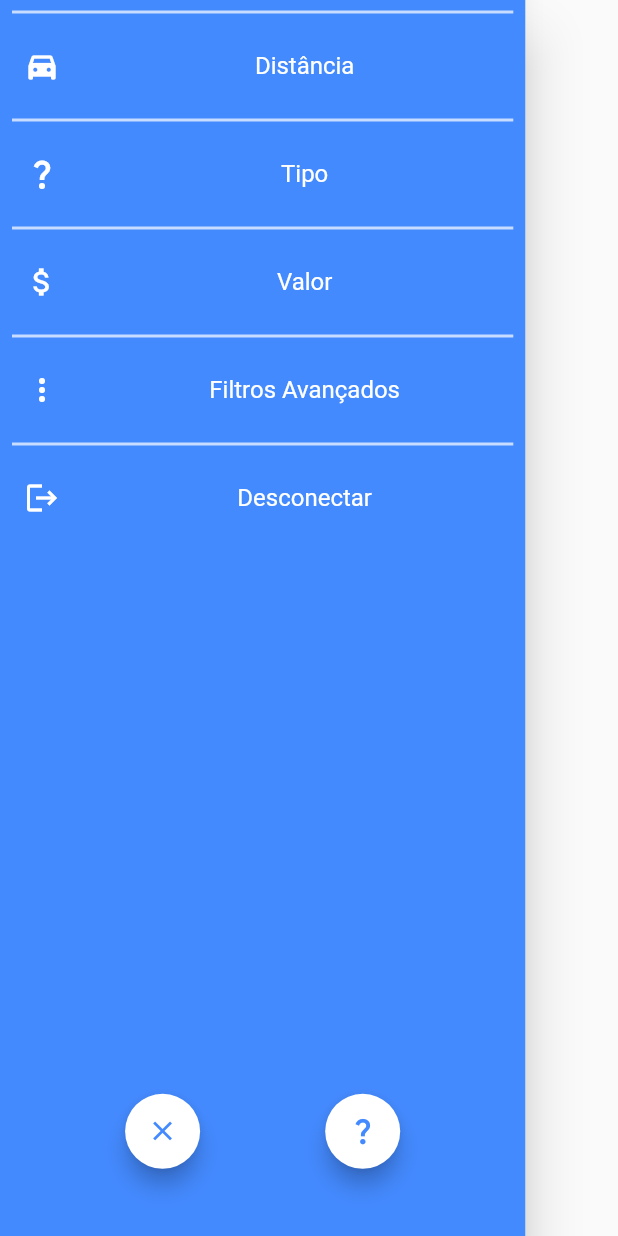
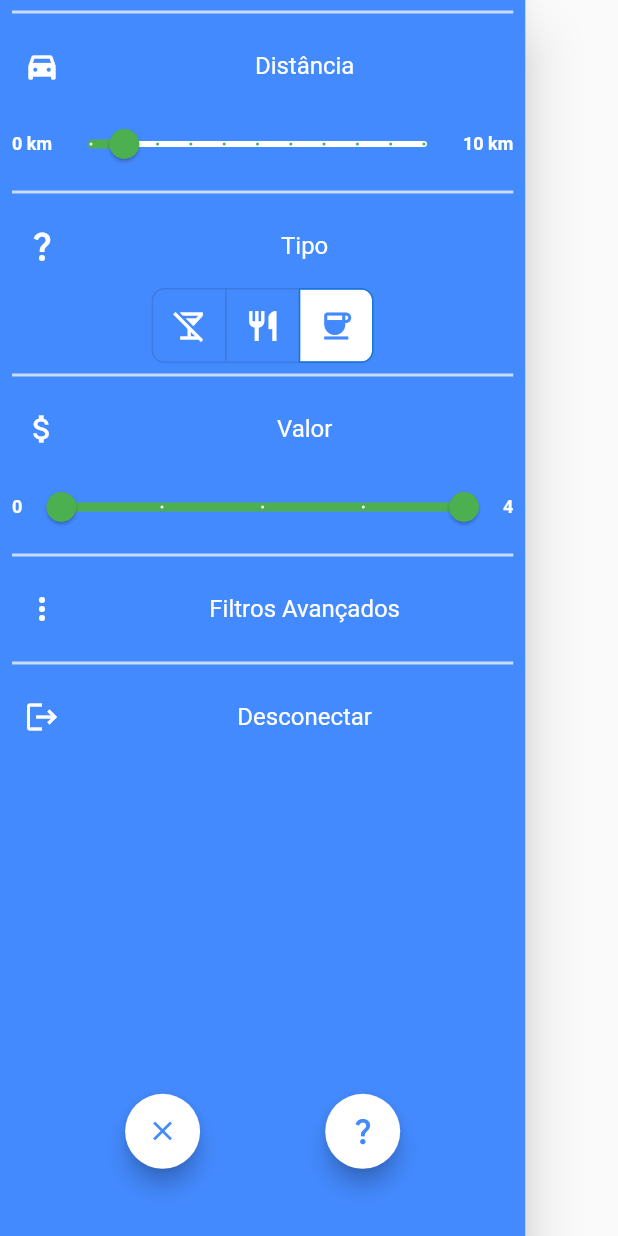
Before and after one commit to MikeJhoeB/placesToBe, a Flutter app: the SideMenu widget shown alone on an empty page, opened directly, on a phone screen of 412 x 824 dp. Run offline on Flutter 3.47's test engine with Material 2 defaults, Android fonts, the phone set to English and light mode, and no system bars; our stand-ins replace cloud_firestore, dio, firebase_auth, firebase_core, firebase_storage, flutter_signin_button and 4 more; missing offline and left inert: flutter_facebook_auth, flutter_polyline_points; accounts and stored records are empty.

Commit message:
- Criado os filtros de Distância, Tipo e Valor - Alterado a busca para usar os valores dos filtros de Distância e Valor - Alterado o request para buscar somente estabelecimentos abertos

```diff
--- a/lib/classes/MapsFunctions.dart
+++ b/lib/classes/MapsFunctions.dart
@@ -1,19 +1,31 @@
 import 'package:geolocator/geolocator.dart';
+import 'package:google_maps_flutter/google_maps_flutter.dart';
 import '../models/maps/Distance.dart';
 import '../models/maps/Places.dart';
 import '../repositorys/maps/Distance.dart';
 import '../repositorys/maps/Places.dart';
 
 class MapsFunctions {
-
   static Future<Distance?> getDistance(origem, destino) async {
     return await DistanceRepository()
         .getDirections(origem: origem, destino: destino);
   }
 
-  static Future<List<Places>?> getPlaces(origem, radius, type, keyword) async {
+  static Future<List<Places>?> getPlaces(
+      {required LatLng origem,
+      required int radius,
+      required String type,
+      required String? keyword,
+      required int? minprice,
+      required int? maxprice}) async {
     return await PlacesRepository().getPlaces(
-        origem: origem, radius: radius, type: type, keyword: keyword);
+      origem: origem,
+      radius: radius,
+      type: type,
+      keyword: keyword,
+      minprice: minprice,
+      maxprice: maxprice,
+    );
   }
 
   static Future<Position> getUserCurrentLocation() async {
--- a/lib/models/maps/Places.dart
+++ b/lib/models/maps/Places.dart
@@ -3,10 +3,12 @@ import 'package:google_maps_flutter/google_maps_flutter.dart';
 class Places {
   final LatLng localizacao;
   final String placeId;
+  final String name;
 
   const Places({
     required this.localizacao,
     required this.placeId,
+    required this.name,
   });
 
   factory Places.fromMap(Map<String, dynamic> map) {
@@ -14,10 +16,12 @@ class Places {
 
     LatLng localizacao = LatLng(location['lat'], location['lng']);
     String placeId = map['place_id'];
+    String name = map['name'];
 
     return Places(
       localizacao: localizacao,
       placeId: placeId,
+      name: name,
     );
   }
 }
--- a/lib/pages/PaginaPrincipal.dart
+++ b/lib/pages/PaginaPrincipal.dart
@@ -15,7 +15,7 @@ class PaginaPrincipal extends StatefulWidget {
   static final Completer<GoogleMapController> _controller =
   Completer<GoogleMapController>();
 
-  static Future<void> goPlace(Places place) async {
+  static Future goPlace(Places place) async {
     CameraPosition cameraPlace = CameraPosition(
         bearing: 192.8334901395799,
         target: place.localizacao,
@@ -23,7 +23,7 @@ class PaginaPrincipal extends StatefulWidget {
         zoom: 19.151926040649414);
 
     final GoogleMapController controller = await _controller.future;
-    controller.animateCamera(CameraUpdate.newCameraPosition(cameraPlace));
+    controller.moveCamera(CameraUpdate.newCameraPosition(cameraPlace));
   }
 }
 
--- a/lib/widgets/SideMenu.dart
+++ b/lib/widgets/SideMenu.dart
@@ -10,10 +10,25 @@ import 'package:places_to_be/pages/PaginaPrincipal.dart';
 import '../constants/controllers.dart';
 import '../models/maps/Places.dart';
 
-class SideMenu extends StatelessWidget {
-  final padding = const EdgeInsets.symmetric(horizontal: 20);
+class SideMenu extends StatefulWidget {
+  const SideMenu({super.key});
 
-  const SideMenu({super.key});
+  @override
+  State<SideMenu> createState() => SideMenuState();
+}
+
+class SideMenuState extends State<SideMenu> {
+  static const double minValor = 0;
+  static const double maxValor = 4;
+
+  static const double minDistance = 0;
+  static const double maxDistance = 10;
+
+  double currentMinValuePreco = 0;
+  double currentMaxValuePreco = 4;
+  double currentValueDistance = 1;
+
+  final List<bool> selectedType = <bool>[false, false, true];
 
   @override
   Widget build(BuildContext context) {
@@ -28,21 +43,41 @@ class SideMenu extends StatelessWidget {
               child: ListView(
                 shrinkWrap: true,
                 children: <Widget>[
-                  buildMenuItem(
-                    text: 'Distância',
-                    icon: Icons.directions_car_filled,
-                    onClicked: () => itemSelecionado(context, 1),
-                  ),
+                  buildFiltroDistancia(context),
                   buildMenuItem(
                     text: 'Tipo',
                     icon: Icons.question_mark,
                     onClicked: () => itemSelecionado(context, 2),
                   ),
+                  Row(
+                    mainAxisAlignment: MainAxisAlignment.spaceEvenly,
+                    children: [
+                      ToggleButtons(
+                        direction: Axis.horizontal,
+                        onPressed: (int index) {
+                          setState(() {
+                            // The button that is tapped is set to true, and the others to false.
+                            for (int i = 0; i < selectedType.length; i++) {
+                              selectedType[i] = i == index;
+                            }
+                          });
+                        },
+                        borderRadius: const BorderRadius.all(Radius.circular(8)),
+                        selectedBorderColor: Colors.blue[700],
+                        selectedColor: Colors.blueAccent,
+                        fillColor: Colors.white,
+                        color: Colors.white,
+                        isSelected: selectedType,
+                        children: const [
+                          Icon(Icons.no_drinks),
+                          Icon(Icons.restaurant),
+                          Icon(Icons.coffee),
+                        ],
+                      ),
+                    ],
+                  ),
+                  buildFiltroValor(),
                   buildMenuItem(
-                    text: 'Valor',
-                    icon: Icons.attach_money_outlined,
-                    onClicked: () => itemSelecionado(context, 3),
-                  ),buildMenuItem(
                     text: 'Filtros Avançados',
                     icon: Icons.more_vert,
                     onClicked: () => itemSelecionado(context, 3),
@@ -67,14 +102,16 @@ class SideMenu extends StatelessWidget {
                       child: FittedBox(
                         child: FloatingActionButton(
                           backgroundColor: Colors.white,
-                          onPressed: () => {
-
-                          },
-                          child: const Icon(Icons.clear, color: Colors.blueAccent,),
+                          onPressed: () => {},
+                          child: const Icon(
+                            Icons.clear,
+                            color: Colors.blueAccent,
+                          ),
                         ),
                       ),
                     ),
-                  ),Padding(
+                  ),
+                  Padding(
                     padding: const EdgeInsets.only(bottom: 16.0),
                     child: SizedBox(
                       height: 50,
@@ -87,7 +124,10 @@ class SideMenu extends StatelessWidget {
                               Navigator.pop(context);
                             });
                           },
-                          child: const Icon(Icons.question_mark, color: Colors.blueAccent,),
+                          child: const Icon(
+                            Icons.question_mark,
+                            color: Colors.blueAccent,
+                          ),
                         ),
                       ),
                     ),
@@ -101,11 +141,95 @@ class SideMenu extends StatelessWidget {
     );
   }
 
+  Column buildFiltroDistancia(BuildContext context) {
+    return Column(
+      children: [
+        buildMenuItem(
+          text: 'Distância',
+          icon: Icons.directions_car_filled,
+          onClicked: () => itemSelecionado(context, 1),
+        ),
+        Container(
+          margin: const EdgeInsets.symmetric(horizontal: 8),
+          child: Row(
+            mainAxisAlignment: MainAxisAlignment.spaceEvenly,
+            children: [
+              const buildTextSliderDistancia(value: minDistance),
+              Expanded(
+                child: Slider(
+                  key: const PageStorageKey<String>('valueDistance'),
+                  min: minDistance,
+                  max: maxDistance,
+                  value: currentValueDistance,
+                  divisions: maxDistance.toInt(),
+                  inactiveColor: Colors.white,
+                  activeColor: Colors.green,
+                  autofocus: true,
+                  onChanged: (value) {
+                    setState(() {
+                      currentValueDistance = value;
+                    });
+                  },
+                ),
+              ),
+              const buildTextSliderDistancia(value: maxDistance),
+            ],
+          ),
+        ),
+      ],
+    );
+  }
+
+  Column buildFiltroValor() {
+    return Column(
+      children: [
+        buildMenuItem(
+          text: 'Valor',
+          icon: Icons.attach_money_outlined,
+        ),
+        Container(
+          margin: const EdgeInsets.symmetric(horizontal: 8),
+          child: Row(
+            mainAxisAlignment: MainAxisAlignment.spaceEvenly,
+            children: [
+              const buildTextSliderValor(value: minValor),
+              Expanded(
+                child: RangeSlider(
+                  values:
+                      RangeValues(currentMinValuePreco, currentMaxValuePreco),
+                  min: minValor,
+                  max: maxValor,
+                  inactiveColor: Colors.white,
+                  activeColor: Colors.green,
+                  divisions: 4,
+                  labels: RangeLabels(
+                      '$currentMinValuePreco', '$currentMaxValuePreco'),
+                  onChanged: (value) {
+                    setState(() {
+                      currentMinValuePreco = value.start;
+                      currentMaxValuePreco = value.end;
+                    });
+                  },
+                ),
+              ),
+              const buildTextSliderValor(value: maxValor),
+            ],
+          ),
+        ),
+      ],
+    );
+  }
+
   Future<Places>? locateRandomPlace() {
     return MapsFunctions.getUserCurrentLocation().then((value) async {
-      return MapsFunctions.getPlaces(LatLng(value.latitude, value.longitude), 500,
-          'restaurant', '').then((value) {
-
+      return MapsFunctions.getPlaces(
+        origem: LatLng(value.latitude, value.longitude),
+        radius: currentValueDistance.round().toInt() * 1000,
+        type: 'restaurant',
+        keyword: null,
+        minprice: currentMinValuePreco.round().toInt(),
+        maxprice: currentMaxValuePreco.round().toInt(),
+      ).then((value) {
         final random = Random();
         return value![random.nextInt(value.length)];
       });
@@ -155,3 +279,45 @@ class SideMenu extends StatelessWidget {
     }
   }
 }
+
+class buildTextSliderValor extends StatelessWidget {
+  const buildTextSliderValor({
+    super.key,
+    required this.value,
+  });
+
+  final double value;
+
+  @override
+  Widget build(BuildContext context) {
+    return Text(
+      value.round().toString(),
+      style: const TextStyle(
+        fontSize: 12,
+        fontWeight: FontWeight.bold,
+        color: Colors.white,
+      ),
+    );
+  }
+}
+
+class buildTextSliderDistancia extends StatelessWidget {
+  const buildTextSliderDistancia({
+    super.key,
+    required this.value,
+  });
+
+  final double value;
+
+  @override
+  Widget build(BuildContext context) {
+    return Text(
+      '${value.round().toString()} km',
+      style: const TextStyle(
+        fontSize: 12,
+        fontWeight: FontWeight.bold,
+        color: Colors.white,
+      ),
+    );
+  }
+}
--- a/pubspec.yaml
+++ b/pubspec.yaml
@@ -48,6 +48,7 @@ dependencies:
   flutter_polyline_points: ^1.0.0
   geolocator: ^9.0.2
   dio: ^5.0.1
+  syncfusion_flutter_sliders: ^20.4.53
 
 
 dev_dependencies:
@@ -73,9 +74,8 @@ flutter:
   uses-material-design: true
 
   # To add assets to your application, add an assets section, like this:
-  # assets:
-  #   - images/a_dot_burr.jpeg
-  #   - images/a_dot_ham.jpeg
+  assets:
+    - assets/cocktailIcon.png
 
   # An image asset can refer to one or more resolution-specific "variants", see
   # https://flutter.dev/assets-and-images/#resolution-aware
```
Also changed, not shown: lib/repositorys/maps/Places.dart (+12 -4 lines), pubspec.lock.
